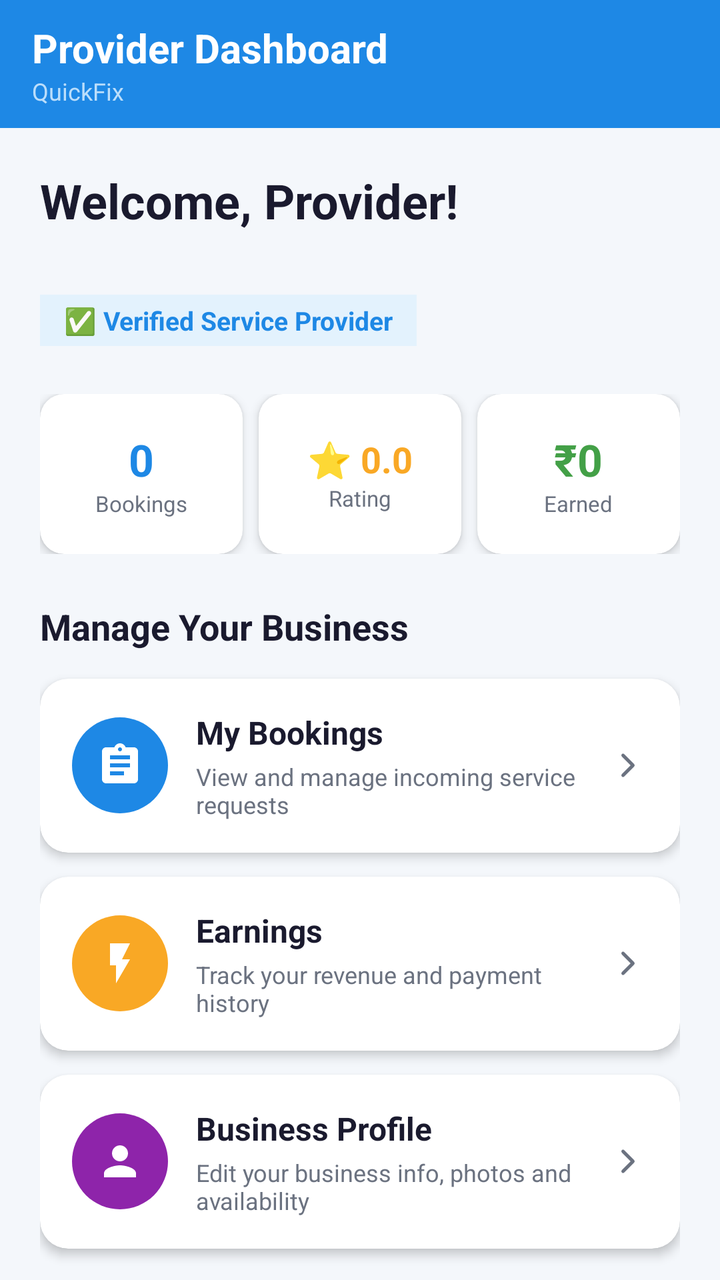
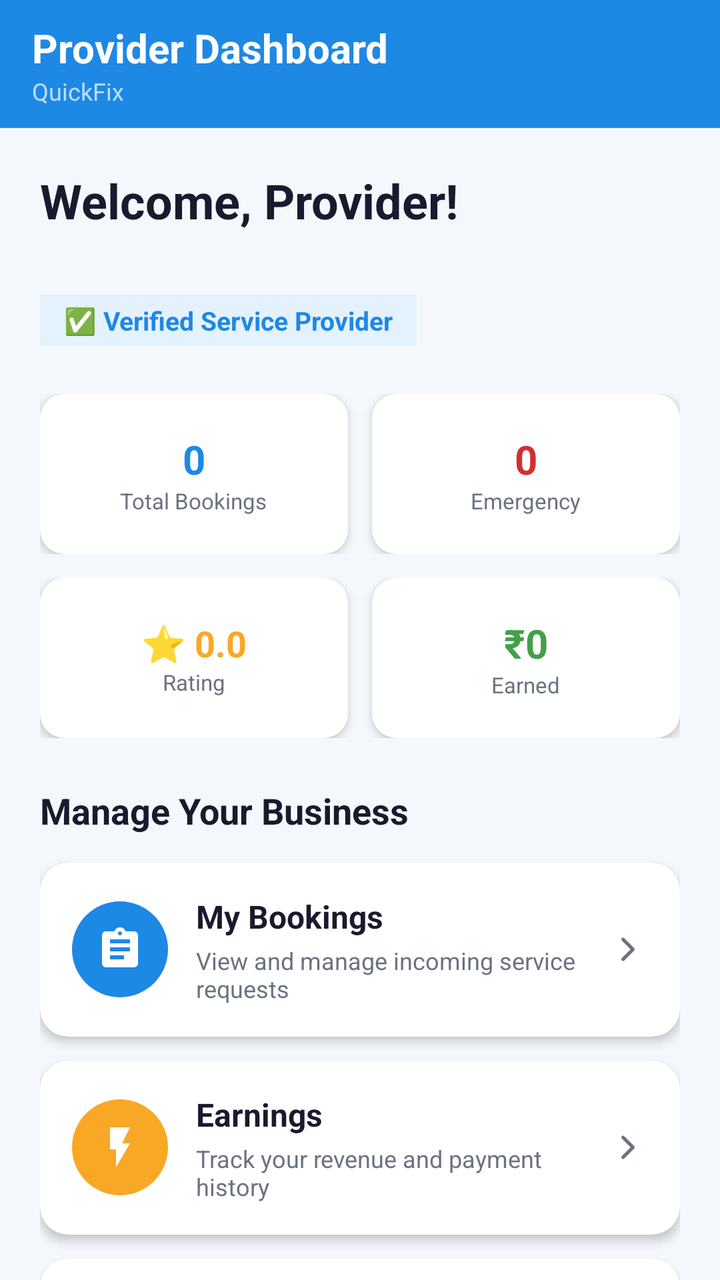

Before-and-after screenshots of an Android layout around one commit, followed by the original layout XML and the change that was made.
<!-- AndroidManifest.xml: application theme Theme.QuickFix -->
<!-- res/layout/activity_provider_dashboard.xml -->
<?xml version="1.0" encoding="utf-8"?>
<androidx.coordinatorlayout.widget.CoordinatorLayout
    xmlns:android="http://schemas.android.com/apk/res/android"
    xmlns:app="http://schemas.android.com/apk/res-auto"
    android:layout_width="match_parent"
    android:layout_height="match_parent"
    android:background="@color/screen_background">

    
    <com.google.android.material.appbar.AppBarLayout
        android:layout_width="match_parent"
        android:layout_height="wrap_content"
        app:elevation="4dp">

        <androidx.appcompat.widget.Toolbar
            android:id="@+id/providerToolbar"
            android:layout_width="match_parent"
            android:layout_height="64dp"
            android:background="@color/primary"
            android:paddingStart="4dp"
            android:paddingEnd="16dp">

            <LinearLayout
                android:layout_width="match_parent"
                android:layout_height="match_parent"
                android:gravity="center_vertical"
                android:orientation="vertical">

                <TextView
                    android:layout_width="wrap_content"
                    android:layout_height="wrap_content"
                    android:text="Provider Dashboard"
                    android:textColor="@color/white"
                    android:textSize="20sp"
                    android:textStyle="bold" />

                <TextView
                    android:layout_width="wrap_content"
                    android:layout_height="wrap_content"
                    android:text="QuickFix"
                    android:textColor="#BBDEFB"
                    android:textSize="12sp" />

            </LinearLayout>

        </androidx.appcompat.widget.Toolbar>

    </com.google.android.material.appbar.AppBarLayout>

    
    <androidx.core.widget.NestedScrollView
        android:layout_width="match_parent"
        android:layout_height="match_parent"
        android:clipToPadding="false"
        android:paddingBottom="24dp"
        app:layout_behavior="@string/appbar_scrolling_view_behavior">

        <LinearLayout
            android:layout_width="match_parent"
            android:layout_height="wrap_content"
            android:orientation="vertical"
            android:padding="20dp">

            
            <LinearLayout
                android:layout_width="match_parent"
                android:layout_height="wrap_content"
                android:layout_marginBottom="24dp"
                android:orientation="vertical">

                <TextView
                    android:id="@+id/providerNameText"
                    android:layout_width="wrap_content"
                    android:layout_height="wrap_content"
                    android:text="Welcome, Provider!"
                    android:textColor="@color/text_primary"
                    android:textSize="24sp"
                    android:textStyle="bold" />

                <TextView
                    android:id="@+id/providerEmailText"
                    android:layout_width="wrap_content"
                    android:layout_height="wrap_content"
                    android:layout_marginTop="4dp"
                    android:textColor="@color/text_secondary"
                    android:textSize="14sp" />

                
                <TextView
                    android:layout_width="wrap_content"
                    android:layout_height="wrap_content"
                    android:layout_marginTop="8dp"
                    android:background="@color/primary_light"
                    android:paddingStart="12dp"
                    android:paddingEnd="12dp"
                    android:paddingTop="4dp"
                    android:paddingBottom="4dp"
                    android:text="✅ Verified Service Provider"
                    android:textColor="@color/primary"
                    android:textSize="13sp"
                    android:textStyle="bold" />

            </LinearLayout>

            
            <LinearLayout
                android:layout_width="match_parent"
                android:layout_height="wrap_content"
                android:layout_marginBottom="24dp"
                android:orientation="horizontal"
                android:weightSum="3">

                
                <androidx.cardview.widget.CardView
                    android:layout_width="0dp"
                    android:layout_height="80dp"
                    android:layout_marginEnd="8dp"
                    android:layout_weight="1"
                    app:cardCornerRadius="12dp"
                    app:cardElevation="3dp">
                    <LinearLayout
                        android:layout_width="match_parent"
                        android:layout_height="match_parent"
                        android:gravity="center"
                        android:orientation="vertical">
                        <TextView
                            android:id="@+id/tvStatsBookings"
                            android:layout_width="wrap_content"
                            android:layout_height="wrap_content"
                            android:text="0"
                            android:textColor="@color/primary"
                            android:textSize="22sp"
                            android:textStyle="bold" />
                        <TextView
                            android:layout_width="wrap_content"
                            android:layout_height="wrap_content"
                            android:text="Bookings"
                            android:textColor="@color/text_secondary"
                            android:textSize="11sp" />
                    </LinearLayout>
                </androidx.cardview.widget.CardView>

                
                <androidx.cardview.widget.CardView
                    android:id="@+id/cardRating"
                    android:layout_width="0dp"
                    android:layout_height="80dp"
                    android:layout_marginEnd="8dp"
                    android:layout_weight="1"
                    android:clickable="true"
                    android:focusable="true"
                    app:cardCornerRadius="12dp"
                    app:cardElevation="3dp">
                    <LinearLayout
                        android:layout_width="match_parent"
                        android:layout_height="match_parent"
                        android:gravity="center"
                        android:orientation="vertical">
                        <TextView
                            android:id="@+id/tvStatsRating"
                            android:layout_width="wrap_content"
                            android:layout_height="wrap_content"
                            android:text="⭐ 0.0"
                            android:textColor="@color/cat_electrical"
                            android:textSize="18sp"
                            android:textStyle="bold" />
                        <TextView
                            android:layout_width="wrap_content"
                            android:layout_height="wrap_content"
                            android:text="Rating"
                            android:textColor="@color/text_secondary"
                            android:textSize="11sp" />
                    </LinearLayout>
                </androidx.cardview.widget.CardView>

                
                <androidx.cardview.widget.CardView
                    android:layout_width="0dp"
                    android:layout_height="80dp"
                    android:layout_weight="1"
                    app:cardCornerRadius="12dp"
                    app:cardElevation="3dp">
                    <LinearLayout
                        android:layout_width="match_parent"
                        android:layout_height="match_parent"
                        android:gravity="center"
                        android:orientation="vertical">
                        <TextView
                            android:id="@+id/tvStatsEarnings"
                            android:layout_width="wrap_content"
                            android:layout_height="wrap_content"
                            android:text="₹0"
                            android:textColor="@color/accent_green"
                            android:textSize="22sp"
                            android:textStyle="bold" />
                        <TextView
                            android:layout_width="wrap_content"
                            android:layout_height="wrap_content"
                            android:text="Earned"
                            android:textColor="@color/text_secondary"
                            android:textSize="11sp" />
                    </LinearLayout>
                </androidx.cardview.widget.CardView>

            </LinearLayout>

            
            <TextView
                android:layout_width="wrap_content"
                android:layout_height="wrap_content"
                android:layout_marginBottom="14dp"
                android:text="Manage Your Business"
                android:textColor="@color/text_primary"
                android:textSize="18sp"
                android:textStyle="bold" />

            
            <androidx.cardview.widget.CardView
                android:id="@+id/cardMyBookings"
                android:layout_width="match_parent"
                android:layout_height="wrap_content"
                android:layout_marginBottom="12dp"
                android:clickable="true"
                android:focusable="true"
                app:cardCornerRadius="14dp"
                app:cardElevation="3dp">

                <LinearLayout
                    android:layout_width="match_parent"
                    android:layout_height="wrap_content"
                    android:gravity="center_vertical"
                    android:orientation="horizontal"
                    android:padding="16dp">

                    <FrameLayout
                        android:layout_width="48dp"
                        android:layout_height="48dp"
                        android:background="@drawable/bg_category_blue">
                        <ImageView
                            android:layout_width="24dp"
                            android:layout_height="24dp"
                            android:layout_gravity="center"
                            android:src="@drawable/ic_bookings"
                            app:tint="@color/white"
                            android:contentDescription="Bookings" />
                    </FrameLayout>

                    <LinearLayout
                        android:layout_width="0dp"
                        android:layout_height="wrap_content"
                        android:layout_weight="1"
                        android:orientation="vertical"
                        android:paddingStart="14dp">
                        <TextView
                            android:layout_width="wrap_content"
                            android:layout_height="wrap_content"
                            android:text="My Bookings"
                            android:textColor="@color/text_primary"
                            android:textSize="16sp"
                            android:textStyle="bold" />
                        <TextView
                            android:layout_width="wrap_content"
                            android:layout_height="wrap_content"
                            android:layout_marginTop="3dp"
                            android:text="View and manage incoming service requests"
                            android:textColor="@color/text_secondary"
                            android:textSize="12sp" />
                    </LinearLayout>

                    <ImageView
                        android:layout_width="20dp"
                        android:layout_height="20dp"
                        android:src="@drawable/ic_arrow_right"
                        app:tint="@color/text_secondary"
                        android:contentDescription="Go" />

                </LinearLayout>
            </androidx.cardview.widget.CardView>

            
            <androidx.cardview.widget.CardView
                android:id="@+id/cardEarnings"
                android:layout_width="match_parent"
                android:layout_height="wrap_content"
                android:layout_marginBottom="12dp"
                android:clickable="true"
                android:focusable="true"
                app:cardCornerRadius="14dp"
                app:cardElevation="3dp">

                <LinearLayout
                    android:layout_width="match_parent"
                    android:layout_height="wrap_content"
                    android:gravity="center_vertical"
                    android:orientation="horizontal"
                    android:padding="16dp">

                    <FrameLayout
                        android:layout_width="48dp"
                        android:layout_height="48dp"
                        android:background="@drawable/bg_category_yellow">
                        <ImageView
                            android:layout_width="24dp"
                            android:layout_height="24dp"
                            android:layout_gravity="center"
                            android:src="@drawable/ic_electrical"
                            app:tint="@color/white"
                            android:contentDescription="Earnings" />
                    </FrameLayout>

                    <LinearLayout
                        android:layout_width="0dp"
                        android:layout_height="wrap_content"
                        android:layout_weight="1"
                        android:orientation="vertical"
                        android:paddingStart="14dp">
                        <TextView
                            android:layout_width="wrap_content"
                            android:layout_height="wrap_content"
                            android:text="Earnings"
                            android:textColor="@color/text_primary"
                            android:textSize="16sp"
                            android:textStyle="bold" />
                        <TextView
                            android:layout_width="wrap_content"
                            android:layout_height="wrap_content"
                            android:layout_marginTop="3dp"
                            android:text="Track your revenue and payment history"
                            android:textColor="@color/text_secondary"
                            android:textSize="12sp" />
                    </LinearLayout>

                    <ImageView
                        android:layout_width="20dp"
                        android:layout_height="20dp"
                        android:src="@drawable/ic_arrow_right"
                        app:tint="@color/text_secondary"
                        android:contentDescription="Go" />

                </LinearLayout>
            </androidx.cardview.widget.CardView>

            
            <androidx.cardview.widget.CardView
                android:id="@+id/cardProfile"
                android:layout_width="match_parent"
                android:layout_height="wrap_content"
                android:layout_marginBottom="12dp"
                android:clickable="true"
                android:focusable="true"
                app:cardCornerRadius="14dp"
                app:cardElevation="3dp">

                <LinearLayout
                    android:layout_width="match_parent"
                    android:layout_height="wrap_content"
                    android:gravity="center_vertical"
                    android:orientation="horizontal"
                    android:padding="16dp">

                    <FrameLayout
                        android:layout_width="48dp"
                        android:layout_height="48dp"
                        android:background="@drawable/bg_category_purple">
                        <ImageView
                            android:layout_width="24dp"
                            android:layout_height="24dp"
                            android:layout_gravity="center"
                            android:src="@drawable/ic_profile"
                            app:tint="@color/white"
                            android:contentDescription="Profile" />
                    </FrameLayout>

                    <LinearLayout
                        android:layout_width="0dp"
                        android:layout_height="wrap_content"
                        android:layout_weight="1"
                        android:orientation="vertical"
                        android:paddingStart="14dp">
                        <TextView
                            android:layout_width="wrap_content"
                            android:layout_height="wrap_content"
                            android:text="Business Profile"
                            android:textColor="@color/text_primary"
                            android:textSize="16sp"
                            android:textStyle="bold" />
                        <TextView
                            android:layout_width="wrap_content"
                            android:layout_height="wrap_content"
                            android:layout_marginTop="3dp"
                            android:text="Edit your business info, photos and availability"
                            android:textColor="@color/text_secondary"
                            android:textSize="12sp" />
                    </LinearLayout>

                    <ImageView
                        android:layout_width="20dp"
                        android:layout_height="20dp"
                        android:src="@drawable/ic_arrow_right"
                        app:tint="@color/text_secondary"
                        android:contentDescription="Go" />

                </LinearLayout>
            </androidx.cardview.widget.CardView>

            
            <com.google.android.material.button.MaterialButton
                android:id="@+id/btnBackToHome"
                android:layout_width="match_parent"
                android:layout_height="52dp"
                android:layout_marginTop="8dp"
                android:text="← Back to Home (Use as Customer)"
                android:textColor="@color/primary"
                android:textSize="14sp"
                android:textStyle="bold"
                app:backgroundTint="@color/primary_light"
                app:cornerRadius="12dp" />

        </LinearLayout>

    </androidx.core.widget.NestedScrollView>

</androidx.coordinatorlayout.widget.CoordinatorLayout>
<!-- resources referenced by this layout -->
<resources>
  <color name="accent_green">#43A047</color>
  <color name="cat_electrical">#F9A825</color>
  <color name="primary">#1E88E5</color>
  <color name="primary_light">#E3F2FD</color>
  <color name="screen_background">#F4F7FB</color>
  <color name="text_primary">#1A1A2E</color>
  <color name="text_secondary">#6B7280</color>
  <color name="white">#FFFFFFFF</color>
  <!-- drawable bg_category_blue (drawable) -->
  <?xml version="1.0" encoding="utf-8"?>
  <shape xmlns:android="http://schemas.android.com/apk/res/android"
      android:shape="oval">
      <solid android:color="@color/primary" />
  </shape>
  <!-- drawable bg_category_purple (drawable) -->
  <?xml version="1.0" encoding="utf-8"?>
  <shape xmlns:android="http://schemas.android.com/apk/res/android" android:shape="oval">
      <solid android:color="@color/cat_painting" />
  </shape>
  <!-- drawable bg_category_yellow (drawable) -->
  <?xml version="1.0" encoding="utf-8"?>
  <shape xmlns:android="http://schemas.android.com/apk/res/android" android:shape="oval">
      <solid android:color="@color/cat_electrical" />
  </shape>
  <!-- drawable ic_arrow_right (drawable) -->
  <?xml version="1.0" encoding="utf-8"?>
  <vector xmlns:android="http://schemas.android.com/apk/res/android"
      android:width="24dp"
      android:height="24dp"
      android:viewportWidth="24"
      android:viewportHeight="24">
      <path
          android:fillColor="@android:color/transparent"
          android:pathData="M9,18l6,-6-6,-6"
          android:strokeColor="#6B7280"
          android:strokeWidth="2"
          android:strokeLineCap="round"
          android:strokeLineJoin="round"/>
  </vector>
  <!-- drawable ic_electrical (drawable) -->
  <vector xmlns:android="http://schemas.android.com/apk/res/android"
      android:width="28dp"
      android:height="28dp"
      android:viewportWidth="24"
      android:viewportHeight="24">
      <path android:fillColor="#FFFFFF"
          android:pathData="M7,2v11h3v9l7,-12h-4l4,-8z"/>
  </vector>
  <!-- drawable ic_profile (drawable) -->
  <vector xmlns:android="http://schemas.android.com/apk/res/android"
      android:width="24dp"
      android:height="24dp"
      android:viewportWidth="24"
      android:viewportHeight="24">
      <path android:fillColor="#FFFFFF"
          android:pathData="M12,12c2.21,0 4,-1.79 4,-4s-1.79,-4 -4,-4 -4,1.79 -4,4 1.79,4 4,4zM12,14c-2.67,0 -8,1.34 -8,4v2h16v-2c0,-2.66 -5.33,-4 -8,-4z"/>
  </vector>
  <style name="Theme.QuickFix" parent="Base.Theme.QuickFix" />
  <color name="cat_painting">#8E24AA</color>
  <color name="primary_dark">#1565C0</color>
  <color name="card_bg">#FFFFFF</color>
  <color name="surface_variant">#F5F7FA</color>
  <color name="divider">#E5E7EB</color>
  <style name="Theme.QuickFix.AdminDialog" parent="ThemeOverlay.Material3.MaterialAlertDialog">
          <item name="colorSurface">@color/card_bg</item>
          <item name="colorOnSurface">@color/text_primary</item>
          <item name="colorOutline">@color/divider</item>
      </style>
  <style name="Theme.QuickFix.BottomSheet" parent="ThemeOverlay.Material3.BottomSheetDialog">
          <item name="colorSurface">@color/card_bg</item>
          <item name="colorOnSurface">@color/text_primary</item>
          <item name="android:colorBackground">@color/card_bg</item>
      </style>
  <style name="Widget.QuickFix.Button" parent="Widget.Material3.Button">
          <item name="backgroundTint">@color/primary</item>
          <item name="android:textColor">@color/white</item>
      </style>
  <style name="Widget.QuickFix.Chip.Filter" parent="Widget.Material3.Chip.Filter">
          <item name="chipBackgroundColor">@color/surface_variant</item>
          <item name="android:textColor">@color/text_primary</item>
          <item name="checkedIconTint">@color/primary</item>
      </style>
  <color name="input_background">#FFFFFF</color>
  <color name="input_stroke">#1E88E5</color>
  <color name="error_red">#D32F2F</color>
  <color name="input_hint">#6B7280</color>
  <color name="input_icon">#455A64</color>
  <!-- unchanged entries left out for length: 3 -->
</resources>

<!-- the commit's change to res/layout/activity_provider_dashboard.xml (unified diff, before → after) -->
@@ -106,15 +106,15 @@
             <LinearLayout
                 android:layout_width="match_parent"
                 android:layout_height="wrap_content"
-                android:layout_marginBottom="24dp"
+                android:layout_marginBottom="12dp"
                 android:orientation="horizontal"
-                android:weightSum="3">
+                android:weightSum="2">
 
                 
                 <androidx.cardview.widget.CardView
                     android:layout_width="0dp"
                     android:layout_height="80dp"
-                    android:layout_marginEnd="8dp"
+                    android:layout_marginEnd="6dp"
                     android:layout_weight="1"
                     app:cardCornerRadius="12dp"
                     app:cardElevation="3dp">
@@ -129,23 +129,62 @@
                             android:layout_height="wrap_content"
                             android:text="0"
                             android:textColor="@color/primary"
-                            android:textSize="22sp"
-                            android:textStyle="bold" />
-                        <TextView
-                            android:layout_width="wrap_content"
-                            android:layout_height="wrap_content"
-                            android:text="Bookings"
+                            android:textSize="20sp"
+                            android:textStyle="bold" />
+                        <TextView
+                            android:layout_width="wrap_content"
+                            android:layout_height="wrap_content"
+                            android:text="Total Bookings"
                             android:textColor="@color/text_secondary"
                             android:textSize="11sp" />
                     </LinearLayout>
                 </androidx.cardview.widget.CardView>
+
+                
+                <androidx.cardview.widget.CardView
+                    android:layout_width="0dp"
+                    android:layout_height="80dp"
+                    android:layout_marginStart="6dp"
+                    android:layout_weight="1"
+                    app:cardCornerRadius="12dp"
+                    app:cardElevation="3dp">
+                    <LinearLayout
+                        android:layout_width="match_parent"
+                        android:layout_height="match_parent"
+                        android:gravity="center"
+                        android:orientation="vertical">
+                        <TextView
+                            android:id="@+id/tvStatsEmergency"
+                            android:layout_width="wrap_content"
+                            android:layout_height="wrap_content"
+                            android:text="0"
+                            android:textColor="@color/emergency_red"
+                            android:textSize="20sp"
+                            android:textStyle="bold" />
+                        <TextView
+                            android:layout_width="wrap_content"
+                            android:layout_height="wrap_content"
+                            android:text="Emergency"
+                            android:textColor="@color/text_secondary"
+                            android:textSize="11sp" />
+                    </LinearLayout>
+                </androidx.cardview.widget.CardView>
+            </LinearLayout>
+
+            
+            <LinearLayout
+                android:layout_width="match_parent"
+                android:layout_height="wrap_content"
+                android:layout_marginBottom="24dp"
+                android:orientation="horizontal"
+                android:weightSum="2">
 
                 
                 <androidx.cardview.widget.CardView
                     android:id="@+id/cardRating"
                     android:layout_width="0dp"
                     android:layout_height="80dp"
-                    android:layout_marginEnd="8dp"
+                    android:layout_marginEnd="6dp"
                     android:layout_weight="1"
                     android:clickable="true"
                     android:focusable="true"
@@ -177,6 +216,7 @@
                 <androidx.cardview.widget.CardView
                     android:layout_width="0dp"
                     android:layout_height="80dp"
+                    android:layout_marginStart="6dp"
                     android:layout_weight="1"
                     app:cardCornerRadius="12dp"
                     app:cardElevation="3dp">
@@ -191,7 +231,7 @@
                             android:layout_height="wrap_content"
                             android:text="₹0"
                             android:textColor="@color/accent_green"
-                            android:textSize="22sp"
+                            android:textSize="20sp"
                             android:textStyle="bold" />
                         <TextView
                             android:layout_width="wrap_content"
@@ -201,7 +241,6 @@
                             android:textSize="11sp" />
                     </LinearLayout>
                 </androidx.cardview.widget.CardView>
-
             </LinearLayout>
 
             
<!-- resource entries referenced after the edit -->
@@ -2,6 +2,7 @@
 <resources>
   <color name="accent_green">#43A047</color>
   <color name="cat_electrical">#F9A825</color>
+  <color name="emergency_red">#D32F2F</color>
   <color name="primary">#1E88E5</color>
   <color name="primary_light">#E3F2FD</color>
   <color name="screen_background">#F4F7FB</color>
